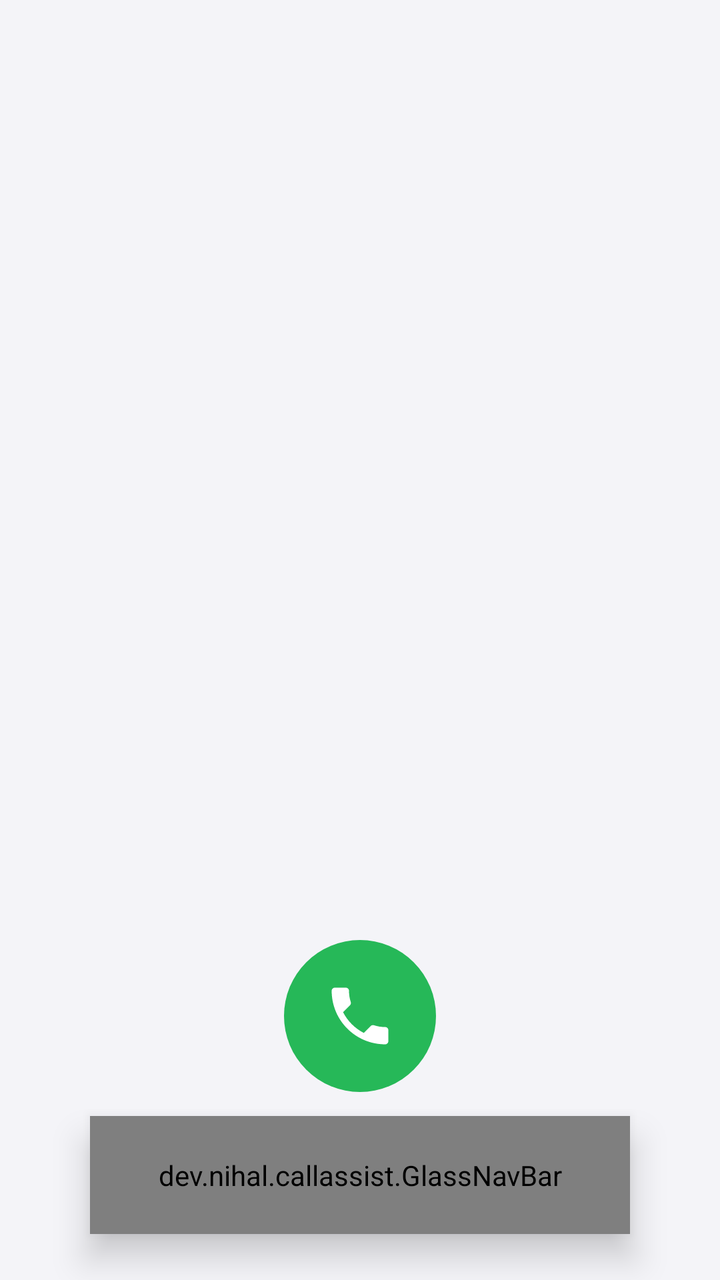
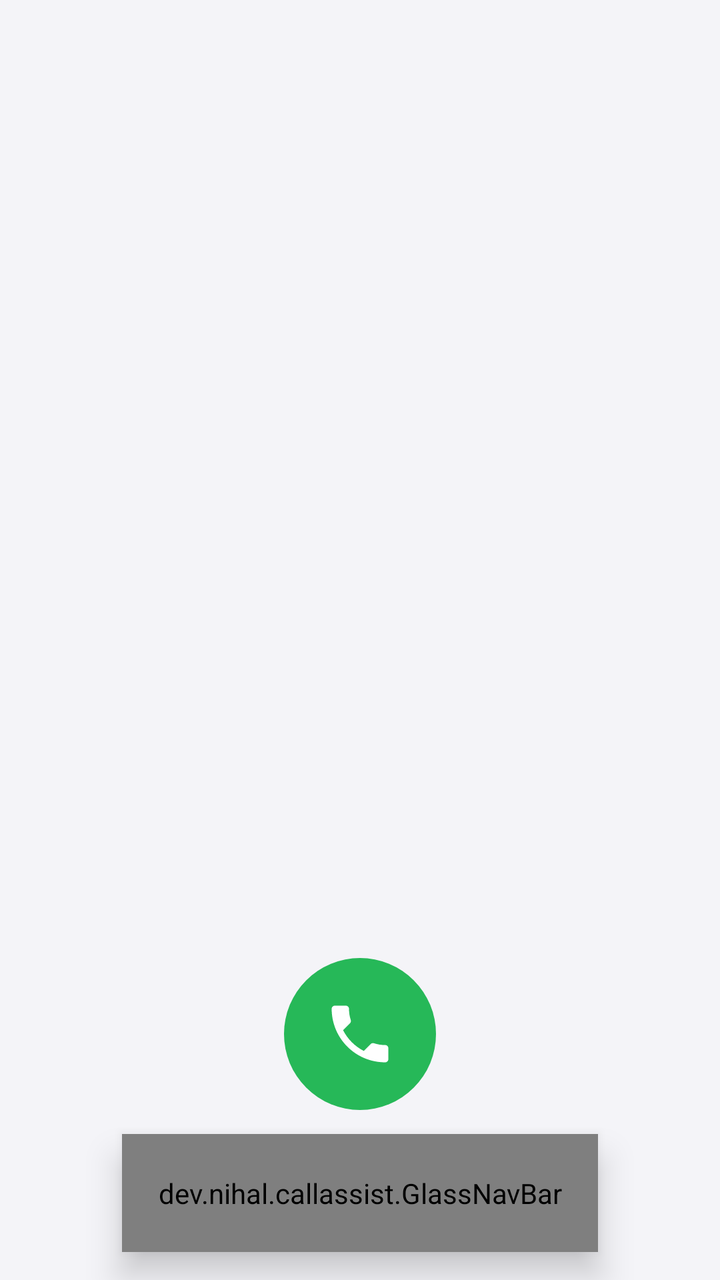

Before-and-after screenshots of an Android layout around one commit, followed by the original layout XML and the change that was made.
<!-- AndroidManifest.xml: application theme Theme.CallAssist -->
<!-- res/layout/activity_main.xml -->
<?xml version="1.0" encoding="utf-8"?>
<FrameLayout xmlns:android="http://schemas.android.com/apk/res/android"
    android:layout_width="match_parent"
    android:layout_height="match_parent">

    <FrameLayout
        android:layout_width="match_parent"
        android:layout_height="match_parent">

        <include
            android:id="@+id/pageKeypad"
            layout="@layout/page_keypad" />

        <include
            android:id="@+id/pageRecents"
            layout="@layout/page_recents"
            android:visibility="gone" />

        <include
            android:id="@+id/pageContacts"
            layout="@layout/page_contacts"
            android:visibility="gone" />

        <include
            android:id="@+id/pageGate"
            layout="@layout/page_gate"
            android:visibility="gone" />
    </FrameLayout>

    <dev.nihal.callassist.GlassNavBar
        android:id="@+id/navBar"
        android:layout_width="match_parent"
        android:layout_height="59dp"
        android:layout_gravity="bottom"
        android:layout_marginStart="45dp"
        android:layout_marginEnd="45dp"
        android:layout_marginBottom="23dp"
        android:elevation="10dp" />
</FrameLayout>
<!-- res/layout/page_keypad.xml (included above) -->
<?xml version="1.0" encoding="utf-8"?>
<FrameLayout xmlns:android="http://schemas.android.com/apk/res/android"
    xmlns:app="http://schemas.android.com/apk/res-auto"
    android:layout_width="match_parent"
    android:layout_height="match_parent">

    <LinearLayout
        android:layout_width="match_parent"
        android:layout_height="match_parent"
        android:orientation="vertical"
        android:paddingBottom="90dp">

        <TextView
            android:id="@+id/suggestionsEmpty"
            android:layout_width="match_parent"
            android:layout_height="0dp"
            android:layout_weight="1"
            android:gravity="center"
            android:textColor="@color/textSecondary"
            android:textSize="15sp" />

        <androidx.recyclerview.widget.RecyclerView
            android:id="@+id/suggestionsList"
            android:layout_width="match_parent"
            android:layout_height="0dp"
            android:layout_weight="1"
            android:clipToPadding="false"
            android:paddingTop="40dp"
            android:scrollbars="none"
            android:visibility="gone" />

        <LinearLayout
            android:id="@+id/keypadPanel"
            android:layout_width="match_parent"
            android:layout_height="wrap_content"
            android:orientation="vertical">

            <LinearLayout
                android:layout_width="match_parent"
                android:layout_height="wrap_content"
                android:gravity="center_vertical"
                android:orientation="horizontal"
                android:paddingStart="56dp"
                android:paddingEnd="12dp">

                <TextView
                    android:id="@+id/numberDisplay"
                    android:layout_width="0dp"
                    android:layout_height="wrap_content"
                    android:layout_weight="1"
                    android:ellipsize="start"
                    android:gravity="center"
                    android:maxLines="1"
                    android:minHeight="60dp"
                    android:textSize="34sp" />

                <ImageButton
                    android:id="@+id/btnBackspace"
                    android:layout_width="48dp"
                    android:layout_height="48dp"
                    android:background="?android:attr/selectableItemBackgroundBorderless"
                    android:contentDescription="Backspace"
                    android:src="@drawable/ic_backspace"
                    android:visibility="invisible"
                    app:tint="@color/textSecondary" />
            </LinearLayout>

            <GridLayout
                android:id="@+id/keypadGrid"
                android:layout_width="match_parent"
                android:layout_height="wrap_content"
                android:columnCount="3"
                android:paddingStart="24dp"
                android:paddingEnd="24dp" />

            <FrameLayout
                android:layout_width="match_parent"
                android:layout_height="wrap_content"
                android:paddingTop="8dp"
                android:paddingBottom="4dp">

                
                <ImageButton
                    android:id="@+id/btnDial"
                    android:layout_width="76dp"
                    android:layout_height="76dp"
                    android:layout_gravity="center"
                    android:background="@drawable/bg_circle"
                    android:backgroundTint="@color/green"
                    android:contentDescription="Call"
                    android:padding="22dp"
                    android:scaleType="fitCenter"
                    android:src="@drawable/ic_phone"
                    app:tint="#FFFFFF" />
            </FrameLayout>
        </LinearLayout>
    </LinearLayout>

    <ImageButton
        android:id="@+id/fabKeypad"
        android:layout_width="62dp"
        android:layout_height="62dp"
        android:layout_gravity="bottom|end"
        android:layout_marginEnd="24dp"
        android:layout_marginBottom="102dp"
        android:background="@drawable/bg_circle"
        android:backgroundTint="@color/green"
        android:contentDescription="Show keypad"
        android:elevation="8dp"
        android:scaleType="center"
        android:src="@drawable/ic_dialpad"
        android:visibility="gone"
        app:tint="#FFFFFF" />
</FrameLayout>
<!-- res/layout/page_recents.xml (included above) -->
<?xml version="1.0" encoding="utf-8"?>
<LinearLayout xmlns:android="http://schemas.android.com/apk/res/android"
    xmlns:app="http://schemas.android.com/apk/res-auto"
    android:layout_width="match_parent"
    android:layout_height="match_parent"
    android:orientation="vertical">

    <FrameLayout
        android:layout_width="match_parent"
        android:layout_height="wrap_content"
        android:paddingStart="16dp"
        android:paddingTop="40dp"
        android:paddingEnd="16dp"
        android:paddingBottom="16dp">

        <TextView
            android:layout_width="wrap_content"
            android:layout_height="wrap_content"
            android:layout_gravity="center"
            android:text="Phone"
            android:textSize="30sp"
            android:textStyle="bold" />

        <ImageButton
            android:id="@+id/gearRecents"
            android:layout_width="44dp"
            android:layout_height="44dp"
            android:layout_gravity="end|center_vertical"
            android:background="?android:attr/selectableItemBackgroundBorderless"
            android:contentDescription="Settings"
            android:src="@drawable/ic_settings"
            app:tint="@color/textSecondary" />
    </FrameLayout>

    <TextView
        android:id="@+id/recentsEmpty"
        android:layout_width="match_parent"
        android:layout_height="wrap_content"
        android:gravity="center"
        android:padding="32dp"
        android:text="No calls yet"
        android:textColor="@color/textSecondary"
        android:visibility="gone" />

    <androidx.recyclerview.widget.RecyclerView
        android:id="@+id/recentsList"
        android:layout_width="match_parent"
        android:layout_height="match_parent"
        android:clipToPadding="false"
        android:paddingStart="16dp"
        android:paddingEnd="16dp"
        android:paddingBottom="102dp"
        android:scrollbars="none" />
</LinearLayout>
<!-- res/layout/page_contacts.xml (included above) -->
<?xml version="1.0" encoding="utf-8"?>
<LinearLayout xmlns:android="http://schemas.android.com/apk/res/android"
    android:layout_width="match_parent"
    android:layout_height="match_parent"
    android:orientation="vertical">

    <LinearLayout
        android:layout_width="match_parent"
        android:layout_height="wrap_content"
        android:gravity="center_vertical"
        android:orientation="horizontal"
        android:paddingStart="24dp"
        android:paddingTop="24dp"
        android:paddingEnd="16dp">

        <TextView
            android:layout_width="0dp"
            android:layout_height="wrap_content"
            android:layout_weight="1"
            android:text="Contacts"
            android:textSize="26sp"
            android:textStyle="bold" />

        <ImageButton
            android:id="@+id/gearContacts"
            android:layout_width="44dp"
            android:layout_height="44dp"
            android:background="?android:attr/selectableItemBackgroundBorderless"
            android:contentDescription="Settings"
            android:src="@drawable/ic_settings"
            app:tint="@color/textSecondary"
            xmlns:app="http://schemas.android.com/apk/res-auto" />
    </LinearLayout>

    <EditText
        android:id="@+id/contactSearch"
        android:layout_width="match_parent"
        android:layout_height="wrap_content"
        android:layout_marginStart="16dp"
        android:layout_marginTop="14dp"
        android:layout_marginEnd="16dp"
        android:layout_marginBottom="6dp"
        android:background="@drawable/bg_search"
        android:hint="Search"
        android:inputType="text"
        android:paddingStart="20dp"
        android:paddingTop="12dp"
        android:paddingEnd="20dp"
        android:paddingBottom="12dp"
        android:singleLine="true"
        android:textColorHint="@color/textSecondary"
        android:textSize="15sp" />

    <TextView
        android:id="@+id/contactsEmpty"
        android:layout_width="match_parent"
        android:layout_height="wrap_content"
        android:gravity="center"
        android:padding="32dp"
        android:text="No contacts"
        android:textColor="@color/textSecondary"
        android:visibility="gone" />

    <androidx.recyclerview.widget.RecyclerView
        android:id="@+id/contactsList"
        android:layout_width="match_parent"
        android:layout_height="match_parent"
        android:clipToPadding="false"
        android:paddingBottom="102dp"
        android:scrollbars="none" />
</LinearLayout>
<!-- res/layout/page_gate.xml (included above) -->
<?xml version="1.0" encoding="utf-8"?>
<ScrollView xmlns:android="http://schemas.android.com/apk/res/android"
    android:layout_width="match_parent"
    android:layout_height="match_parent"
    android:scrollbars="none">

    <LinearLayout
        android:layout_width="match_parent"
        android:layout_height="wrap_content"
        android:orientation="vertical"
        android:paddingStart="16dp"
        android:paddingTop="24dp"
        android:paddingEnd="16dp"
        android:paddingBottom="108dp">

        <LinearLayout
            android:layout_width="match_parent"
            android:layout_height="wrap_content"
            android:gravity="center_vertical"
            android:orientation="horizontal"
            android:paddingStart="8dp">

            <TextView
                android:layout_width="0dp"
                android:layout_height="wrap_content"
                android:layout_weight="1"
                android:text="Gate"
                android:textSize="26sp"
                android:textStyle="bold" />

            <ImageButton
                android:id="@+id/gearGate"
                android:layout_width="44dp"
                android:layout_height="44dp"
                android:background="?android:attr/selectableItemBackgroundBorderless"
                android:contentDescription="Settings"
                android:src="@drawable/ic_settings"
                app:tint="@color/textSecondary"
                xmlns:app="http://schemas.android.com/apk/res-auto" />
        </LinearLayout>

        
        <LinearLayout
            android:layout_width="match_parent"
            android:layout_height="wrap_content"
            android:layout_marginTop="20dp"
            android:background="@drawable/bg_card"
            android:orientation="vertical"
            android:padding="18dp">

            <TextView
                style="@style/SectionTitle"
                android:layout_width="wrap_content"
                android:layout_height="wrap_content"
                android:text="STATUS" />

            
            <LinearLayout
                android:layout_width="match_parent"
                android:layout_height="wrap_content"
                android:gravity="center_vertical"
                android:orientation="horizontal">

                <ImageView
                    android:id="@+id/statusBadge"
                    android:layout_width="26dp"
                    android:layout_height="26dp"
                    android:background="@drawable/bg_status_pill"
                    android:contentDescription="Status"
                    android:padding="4dp"
                    android:src="@drawable/ic_check_small" />

                <LinearLayout
                    android:layout_width="0dp"
                    android:layout_height="wrap_content"
                    android:layout_marginStart="12dp"
                    android:layout_weight="1"
                    android:orientation="vertical">

                    <TextView
                        android:id="@+id/statusHeadline"
                        android:layout_width="match_parent"
                        android:layout_height="wrap_content"
                        android:textSize="16sp"
                        android:textStyle="bold" />

                    <TextView
                        android:id="@+id/statusSub"
                        android:layout_width="match_parent"
                        android:layout_height="wrap_content"
                        android:textColor="@color/textSecondary"
                        android:textSize="13sp" />
                </LinearLayout>
            </LinearLayout>

            
            <LinearLayout
                android:id="@+id/statusIssues"
                android:layout_width="match_parent"
                android:layout_height="wrap_content"
                android:layout_marginTop="14dp"
                android:orientation="vertical"
                android:visibility="gone" />
        </LinearLayout>

        
        <LinearLayout
            android:layout_width="match_parent"
            android:layout_height="wrap_content"
            android:layout_marginTop="14dp"
            android:background="@drawable/bg_card"
            android:orientation="vertical"
            android:padding="18dp">

            <TextView
                style="@style/SectionTitle"
                android:layout_width="wrap_content"
                android:layout_height="wrap_content"
                android:text="GATE AUTOMATION" />

            <Switch
                android:id="@+id/switchEnabled"
                android:layout_width="match_parent"
                android:layout_height="wrap_content"
                android:minHeight="44dp"
                android:text="Auto-answer intercom and send code" />

            <Switch
                android:id="@+id/switchNotify"
                android:layout_width="match_parent"
                android:layout_height="wrap_content"
                android:minHeight="44dp"
                android:text="Notify when gate code runs" />

            <TextView
                android:layout_width="wrap_content"
                android:layout_height="wrap_content"
                android:layout_marginTop="12dp"
                android:text="Intercom contact name or phone number"
                android:textColor="@color/textSecondary"
                android:textSize="13sp" />

            <EditText
                android:id="@+id/editContact"
                android:layout_width="match_parent"
                android:layout_height="wrap_content"
                android:inputType="text"
                android:textSize="16sp" />

            <TextView
                android:layout_width="wrap_content"
                android:layout_height="wrap_content"
                android:layout_marginTop="10dp"
                android:text="Gate code (digits, * and #)"
                android:textColor="@color/textSecondary"
                android:textSize="13sp" />

            <EditText
                android:id="@+id/editCode"
                android:layout_width="match_parent"
                android:layout_height="wrap_content"
                android:inputType="text"
                android:textSize="16sp" />

            <Button
                android:id="@+id/btnSave"
                android:layout_width="match_parent"
                android:layout_height="wrap_content"
                android:layout_marginTop="10dp"
                android:backgroundTint="@color/accent"
                android:text="Save" />
        </LinearLayout>

        
        <LinearLayout
            android:layout_width="match_parent"
            android:layout_height="wrap_content"
            android:layout_marginTop="14dp"
            android:background="@drawable/bg_card"
            android:orientation="vertical"
            android:padding="18dp">

            <TextView
                style="@style/SectionTitle"
                android:layout_width="wrap_content"
                android:layout_height="wrap_content"
                android:text="EVENT LOG" />

            <TextView
                android:id="@+id/logEmpty"
                android:layout_width="match_parent"
                android:layout_height="wrap_content"
                android:paddingTop="6dp"
                android:paddingBottom="6dp"
                android:text="No gate events yet"
                android:textColor="@color/textSecondary"
                android:textSize="14sp"
                android:visibility="gone" />

            <androidx.recyclerview.widget.RecyclerView
                android:id="@+id/logList"
                android:layout_width="match_parent"
                android:layout_height="410dp"
                android:clipToPadding="false"
                android:nestedScrollingEnabled="false"
                android:overScrollMode="ifContentScrolls"
                android:scrollbars="vertical" />

            <LinearLayout
                android:layout_width="match_parent"
                android:layout_height="wrap_content"
                android:layout_marginTop="10dp"
                android:orientation="horizontal">

                <Button
                    android:id="@+id/btnRefreshLog"
                    android:layout_width="0dp"
                    android:layout_height="wrap_content"
                    android:layout_marginEnd="6dp"
                    android:layout_weight="1"
                    android:text="Refresh" />

                <Button
                    android:id="@+id/btnClearLog"
                    android:layout_width="0dp"
                    android:layout_height="wrap_content"
                    android:layout_marginStart="6dp"
                    android:layout_weight="1"
                    android:text="Clear" />
            </LinearLayout>
        </LinearLayout>

        <TextView
            android:id="@+id/versionText"
            android:layout_width="match_parent"
            android:layout_height="wrap_content"
            android:layout_marginTop="20dp"
            android:gravity="center"
            android:textColor="@color/textSecondary"
            android:textSize="12sp" />
    </LinearLayout>
</ScrollView>
<!-- resources referenced by this layout -->
<resources>
  <color name="accent">#2E6FE8</color>
  <color name="green">#26B858</color>
  <color name="textSecondary">#73737C</color>
  <!-- drawable bg_card (drawable) -->
  <?xml version="1.0" encoding="utf-8"?>
  <shape xmlns:android="http://schemas.android.com/apk/res/android" android:shape="rectangle">
      <solid android:color="@color/card" />
      <corners android:radius="20dp" />
  </shape>
  <!-- drawable bg_circle (drawable) -->
  <?xml version="1.0" encoding="utf-8"?>
  <shape xmlns:android="http://schemas.android.com/apk/res/android" android:shape="oval">
      <solid android:color="#FFFFFF" />
  </shape>
  <!-- drawable bg_search (drawable) -->
  <?xml version="1.0" encoding="utf-8"?>
  <shape xmlns:android="http://schemas.android.com/apk/res/android" android:shape="rectangle">
      <solid android:color="@color/card" />
      <corners android:radius="28dp" />
  </shape>
  <!-- drawable bg_status_pill (drawable) -->
  <?xml version="1.0" encoding="utf-8"?>
  <shape xmlns:android="http://schemas.android.com/apk/res/android" android:shape="oval">
      <solid android:color="#FFFFFF" />
  </shape>
  <!-- drawable ic_check_small (drawable) -->
  <?xml version="1.0" encoding="utf-8"?>
  <vector xmlns:android="http://schemas.android.com/apk/res/android"
      android:width="24dp"
      android:height="24dp"
      android:viewportWidth="24"
      android:viewportHeight="24"
      android:tint="#FFFFFF">
      <path
          android:fillColor="@android:color/white"
          android:pathData="M9.55,17.2 L4.35,12l1.4,-1.4 3.8,3.8 8.7,-8.7 1.4,1.4z" />
  </vector>
  <style name="SectionTitle">
          <item name="android:textSize">13sp</item>
          <item name="android:textStyle">bold</item>
          <item name="android:textColor">@color/accent</item>
          <item name="android:layout_marginBottom">8dp</item>
      </style>
  <color name="card">#FFFFFF</color>
  <color name="bg">#F4F4F8</color>
  <color name="card2">#ECECF1</color>
  <color name="accentSoft">#DCE8FF</color>
  <color name="textPrimary">#17171A</color>
  <style name="AppButton" parent="Widget.Material3.Button">
          <item name="backgroundTint">@color/card2</item>
          <item name="android:textColor">@color/textPrimary</item>
          <item name="cornerRadius">24dp</item>
          <item name="android:textAllCaps">false</item>
          <item name="android:letterSpacing">0</item>
          <item name="android:textSize">15sp</item>
          <item name="android:insetTop">4dp</item>
          <item name="android:insetBottom">4dp</item>
      </style>
  <style name="GlassAlertDialogStyle" parent="MaterialAlertDialog.Material3">
          <item name="shapeAppearanceOverlay">@style/GlassAlertShape</item>
          <item name="backgroundTint">@color/navBg</item>
      </style>
  <style name="GlassAlertTitle" parent="MaterialAlertDialog.Material3.Title.Text">
          <item name="android:textColor">@color/textPrimary</item>
          <item name="android:textSize">20sp</item>
          <item name="android:textStyle">bold</item>
      </style>
  <style name="GlassAlertButton" parent="Widget.Material3.Button.TextButton.Dialog">
          <item name="android:textColor">@color/accent</item>
          <item name="android:textAllCaps">false</item>
          <item name="android:textSize">16sp</item>
          <item name="android:letterSpacing">0</item>
      </style>
  <style name="GlassAlertShape">
          <item name="cornerFamily">rounded</item>
          <item name="cornerSize">30dp</item>
      </style>
  <color name="navBg">#F2F4F4F8</color>
  <!-- unchanged entries left out for length: 6 -->
</resources>

<!-- the commit's change to res/layout/activity_main.xml (unified diff, before → after) -->
@@ -32,9 +32,9 @@
         android:layout_width="match_parent"
         android:layout_height="59dp"
         android:layout_gravity="bottom"
-        android:layout_marginStart="45dp"
-        android:layout_marginEnd="45dp"
-        android:layout_marginBottom="23dp"
+        android:layout_marginStart="61dp"
+        android:layout_marginEnd="61dp"
+        android:layout_marginBottom="14dp"
         android:elevation="10dp" />
 </FrameLayout>
 <!-- res/layout/page_keypad.xml (included above) -->
@@ -48,7 +48,7 @@
         android:layout_width="match_parent"
         android:layout_height="match_parent"
         android:orientation="vertical"
-        android:paddingBottom="90dp">
+        android:paddingBottom="81dp">
 
         <TextView
             android:id="@+id/suggestionsEmpty"
@@ -142,7 +142,7 @@
         android:layout_height="62dp"
         android:layout_gravity="bottom|end"
         android:layout_marginEnd="24dp"
-        android:layout_marginBottom="102dp"
+        android:layout_marginBottom="93dp"
         android:background="@drawable/bg_circle"
         android:backgroundTint="@color/green"
         android:contentDescription="Show keypad"
@@ -204,7 +204,7 @@
         android:clipToPadding="false"
         android:paddingStart="16dp"
         android:paddingEnd="16dp"
-        android:paddingBottom="102dp"
+        android:paddingBottom="93dp"
         android:scrollbars="none" />
 </LinearLayout>
 <!-- res/layout/page_contacts.xml (included above) -->
@@ -276,7 +276,7 @@
         android:layout_width="match_parent"
         android:layout_height="match_parent"
         android:clipToPadding="false"
-        android:paddingBottom="102dp"
+        android:paddingBottom="93dp"
         android:scrollbars="none" />
 </LinearLayout>
 <!-- res/layout/page_gate.xml (included above) -->
@@ -293,7 +293,7 @@
         android:paddingStart="16dp"
         android:paddingTop="24dp"
         android:paddingEnd="16dp"
-        android:paddingBottom="108dp">
+        android:paddingBottom="99dp">
 
         <LinearLayout
             android:layout_width="match_parent"
